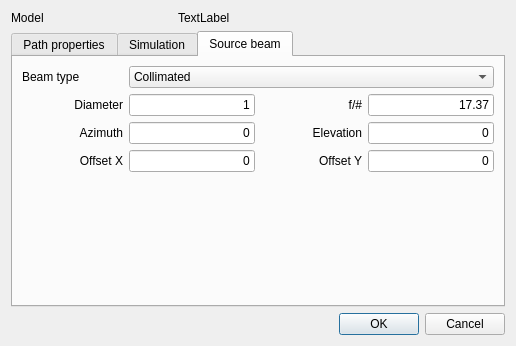
Above: RZGUI/SimulationPropertiesDialog.ui from HARMONI-CAB/RayZaler before the change. Below: the same form after it.
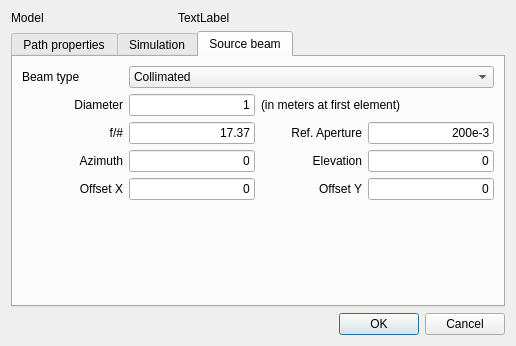
That is the form after the change. The open tabs and pages were chosen to show the change.

```diff
--- a/RZGUI/SimulationPropertiesDialog.ui
+++ b/RZGUI/SimulationPropertiesDialog.ui
@@ -14,19 +14,6 @@
    <string>Dialog</string>
   </property>
   <layout class="QGridLayout" name="gridLayout">
-   <item row="0" column="1" colspan="2">
-    <widget class="QLabel" name="modelNameLabel">
-     <property name="sizePolicy">
-      <sizepolicy hsizetype="Preferred" vsizetype="Fixed">
-       <horstretch>0</horstretch>
-       <verstretch>0</verstretch>
-      </sizepolicy>
-     </property>
-     <property name="text">
-      <string>TextLabel</string>
-     </property>
-    </widget>
-   </item>
    <item row="0" column="0">
     <widget class="QLabel" name="label">
      <property name="sizePolicy">
@@ -40,6 +27,19 @@
      </property>
     </widget>
    </item>
+   <item row="0" column="1" colspan="2">
+    <widget class="QLabel" name="modelNameLabel">
+     <property name="sizePolicy">
+      <sizepolicy hsizetype="Preferred" vsizetype="Fixed">
+       <horstretch>0</horstretch>
+       <verstretch>0</verstretch>
+      </sizepolicy>
+     </property>
+     <property name="text">
+      <string>TextLabel</string>
+     </property>
+    </widget>
+   </item>
    <item row="11" column="0" colspan="3">
     <widget class="QDialogButtonBox" name="buttonBox">
      <property name="orientation">
@@ -265,50 +265,15 @@
        <string>Source beam</string>
       </attribute>
       <layout class="QGridLayout" name="gridLayout_2">
-       <item row="2" column="2">
-        <widget class="QLabel" name="label_8">
+       <item row="0" column="0">
+        <widget class="QLabel" name="label_4">
          <property name="text">
-          <string>Elevation</string>
+          <string>Beam type</string>
          </property>
-         <property name="alignment">
-          <set>Qt::AlignRight|Qt::AlignTrailing|Qt::AlignVCenter</set>
-         </property>
         </widget>
        </item>
-       <item row="2" column="0">
-        <widget class="QLabel" name="label_7">
-         <property name="text">
-          <string>Azimuth</string>
-         </property>
-         <property name="alignment">
-          <set>Qt::AlignRight|Qt::AlignTrailing|Qt::AlignVCenter</set>
-         </property>
-        </widget>
-       </item>
-       <item row="1" column="1">
-        <widget class="QLineEdit" name="diamEdit">
-         <property name="sizePolicy">
-          <sizepolicy hsizetype="Fixed" vsizetype="Fixed">
-           <horstretch>0</horstretch>
-           <verstretch>0</verstretch>
-          </sizepolicy>
-         </property>
-         <property name="minimumSize">
-          <size>
-           <width>126</width>
-           <height>0</height>
-          </size>
-         </property>
-         <property name="text">
-          <string>1</string>
-         </property>
-         <property name="alignment">
-          <set>Qt::AlignRight|Qt::AlignTrailing|Qt::AlignVCenter</set>
-         </property>
-        </widget>
-       </item>
-       <item row="2" column="3">
-        <widget class="QLineEdit" name="elevationEdit">
+       <item row="4" column="3">
+        <widget class="QLineEdit" name="offsetYEdit">
          <property name="sizePolicy">
           <sizepolicy hsizetype="Fixed" vsizetype="Fixed">
            <horstretch>0</horstretch>
@@ -329,37 +294,7 @@
          </property>
         </widget>
        </item>
-       <item row="1" column="0">
-        <widget class="QLabel" name="label_6">
-         <property name="text">
-          <string>Diameter</string>
-         </property>
-         <property name="alignment">
-          <set>Qt::AlignRight|Qt::AlignTrailing|Qt::AlignVCenter</set>
-         </property>
-        </widget>
-       </item>
-       <item row="1" column="2">
-        <widget class="QLabel" name="fNumLabel">
-         <property name="text">
-          <string>f/#</string>
-         </property>
-         <property name="alignment">
-          <set>Qt::AlignRight|Qt::AlignTrailing|Qt::AlignVCenter</set>
-         </property>
-        </widget>
-       </item>
-       <item row="3" column="0">
-        <widget class="QLabel" name="label_14">
-         <property name="text">
-          <string>Offset X</string>
-         </property>
-         <property name="alignment">
-          <set>Qt::AlignRight|Qt::AlignTrailing|Qt::AlignVCenter</set>
-         </property>
-        </widget>
-       </item>
-       <item row="3" column="2">
+       <item row="4" column="2">
         <widget class="QLabel" name="label_15">
          <property name="text">
           <string>Offset Y</string>
@@ -369,8 +304,8 @@
          </property>
         </widget>
        </item>
-       <item row="3" column="3">
-        <widget class="QLineEdit" name="offsetYEdit">
+       <item row="4" column="1">
+        <widget class="QLineEdit" name="offsetXEdit">
          <property name="sizePolicy">
           <sizepolicy hsizetype="Fixed" vsizetype="Fixed">
            <horstretch>0</horstretch>
@@ -391,7 +326,20 @@
          </property>
         </widget>
        </item>
-       <item row="1" column="3">
+       <item row="5" column="0" colspan="4">
+        <spacer name="verticalSpacer_2">
+         <property name="orientation">
+          <enum>Qt::Vertical</enum>
+         </property>
+         <property name="sizeHint" stdset="0">
+          <size>
+           <width>20</width>
+           <height>0</height>
+          </size>
+         </property>
+        </spacer>
+       </item>
+       <item row="2" column="1">
         <widget class="QLineEdit" name="fNumEdit">
          <property name="sizePolicy">
           <sizepolicy hsizetype="Fixed" vsizetype="Fixed">
@@ -420,20 +368,40 @@
            <string>Collimated</string>
           </property>
          </item>
-         <item>
-          <property name="text">
-           <string>Diverging</string>
-          </property>
-         </item>
          <item>
           <property name="text">
            <string>Converging</string>
           </property>
          </item>
+         <item>
+          <property name="text">
+           <string>Diverging</string>
+          </property>
+         </item>
         </widget>
        </item>
-       <item row="2" column="1">
-        <widget class="QLineEdit" name="azimuthEdit">
+       <item row="3" column="0">
+        <widget class="QLabel" name="label_7">
+         <property name="text">
+          <string>Azimuth</string>
+         </property>
+         <property name="alignment">
+          <set>Qt::AlignRight|Qt::AlignTrailing|Qt::AlignVCenter</set>
+         </property>
+        </widget>
+       </item>
+       <item row="4" column="0">
+        <widget class="QLabel" name="label_14">
+         <property name="text">
+          <string>Offset X</string>
+         </property>
+         <property name="alignment">
+          <set>Qt::AlignRight|Qt::AlignTrailing|Qt::AlignVCenter</set>
+         </property>
+        </widget>
+       </item>
+       <item row="3" column="3">
+        <widget class="QLineEdit" name="elevationEdit">
          <property name="sizePolicy">
           <sizepolicy hsizetype="Fixed" vsizetype="Fixed">
            <horstretch>0</horstretch>
@@ -454,15 +422,70 @@
          </property>
         </widget>
        </item>
-       <item row="0" column="0">
-        <widget class="QLabel" name="label_4">
+       <item row="2" column="0">
+        <widget class="QLabel" name="fNumLabel">
          <property name="text">
-          <string>Beam type</string>
+          <string>f/#</string>
+         </property>
+         <property name="alignment">
+          <set>Qt::AlignRight|Qt::AlignTrailing|Qt::AlignVCenter</set>
+         </property>
+        </widget>
+       </item>
+       <item row="2" column="3">
+        <widget class="QLineEdit" name="refApertureEdit">
+         <property name="sizePolicy">
+          <sizepolicy hsizetype="Fixed" vsizetype="Fixed">
+           <horstretch>0</horstretch>
+           <verstretch>0</verstretch>
+          </sizepolicy>
+         </property>
+         <property name="minimumSize">
+          <size>
+           <width>126</width>
+           <height>0</height>
+          </size>
+         </property>
+         <property name="text">
+          <string>200e-3</string>
+         </property>
+         <property name="alignment">
+          <set>Qt::AlignRight|Qt::AlignTrailing|Qt::AlignVCenter</set>
+         </property>
+        </widget>
+       </item>
+       <item row="2" column="2">
+        <widget class="QLabel" name="refApertureLabel">
+         <property name="text">
+          <string>Ref. Aperture</string>
+         </property>
+         <property name="alignment">
+          <set>Qt::AlignRight|Qt::AlignTrailing|Qt::AlignVCenter</set>
+         </property>
+        </widget>
+       </item>
+       <item row="1" column="0">
+        <widget class="QLabel" name="label_6">
+         <property name="text">
+          <string>Diameter</string>
+         </property>
+         <property name="alignment">
+          <set>Qt::AlignRight|Qt::AlignTrailing|Qt::AlignVCenter</set>
+         </property>
+        </widget>
+       </item>
+       <item row="3" column="2">
+        <widget class="QLabel" name="label_8">
+         <property name="text">
+          <string>Elevation</string>
+         </property>
+         <property name="alignment">
+          <set>Qt::AlignRight|Qt::AlignTrailing|Qt::AlignVCenter</set>
          </property>
         </widget>
        </item>
        <item row="3" column="1">
-        <widget class="QLineEdit" name="offsetXEdit">
+        <widget class="QLineEdit" name="azimuthEdit">
          <property name="sizePolicy">
           <sizepolicy hsizetype="Fixed" vsizetype="Fixed">
            <horstretch>0</horstretch>
@@ -483,18 +506,34 @@
          </property>
         </widget>
        </item>
-       <item row="4" column="0" colspan="4">
-        <spacer name="verticalSpacer_2">
-         <property name="orientation">
-          <enum>Qt::Vertical</enum>
+       <item row="1" column="1">
+        <widget class="QLineEdit" name="diamEdit">
+         <property name="sizePolicy">
+          <sizepolicy hsizetype="Fixed" vsizetype="Fixed">
+           <horstretch>0</horstretch>
+           <verstretch>0</verstretch>
+          </sizepolicy>
          </property>
-         <property name="sizeHint" stdset="0">
+         <property name="minimumSize">
           <size>
-           <width>20</width>
+           <width>126</width>
            <height>0</height>
           </size>
          </property>
-        </spacer>
+         <property name="text">
+          <string>1</string>
+         </property>
+         <property name="alignment">
+          <set>Qt::AlignRight|Qt::AlignTrailing|Qt::AlignVCenter</set>
+         </property>
+        </widget>
+       </item>
+       <item row="1" column="2" colspan="2">
+        <widget class="QLabel" name="label_5">
+         <property name="text">
+          <string>(in meters at first element)</string>
+         </property>
+        </widget>
        </item>
       </layout>
      </widget>
```
